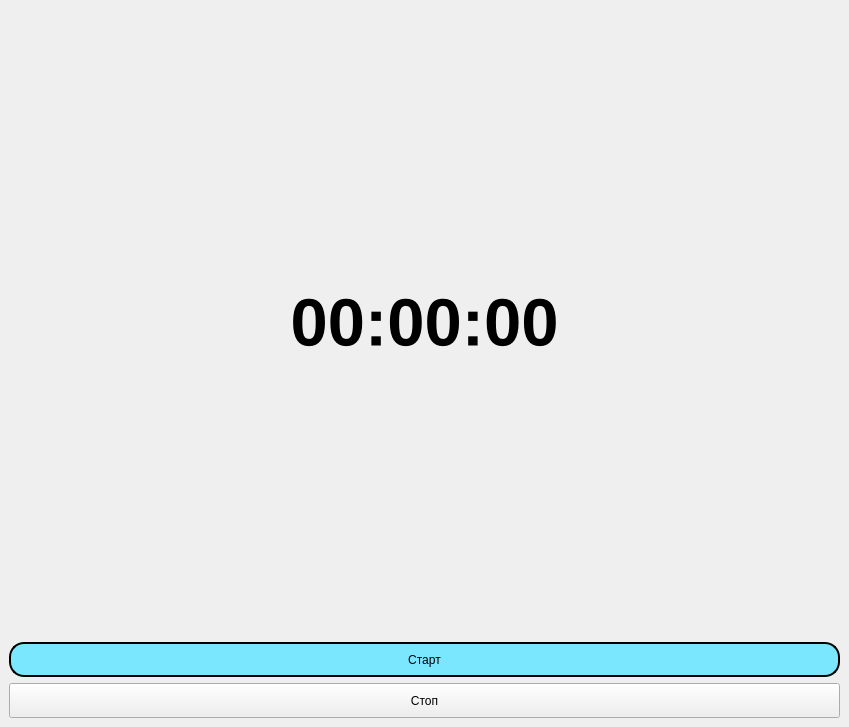
This is mainwindow.ui in NoTimeToPeace/timer as Qt 5 draws it before an edit. The edited form follows.
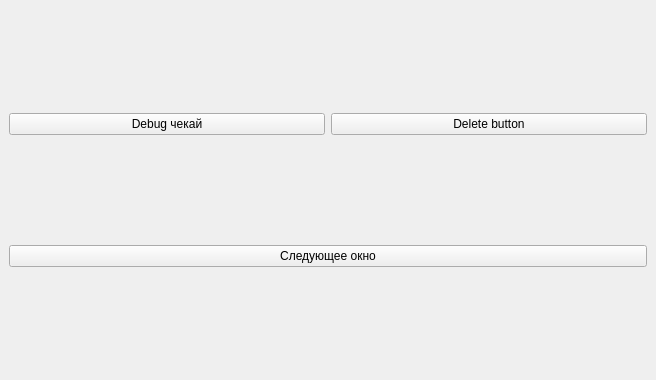
This is the edited form.

```diff
--- a/mainwindow.ui
+++ b/mainwindow.ui
@@ -6,88 +6,35 @@
    <rect>
     <x>0</x>
     <y>0</y>
-    <width>849</width>
-    <height>727</height>
+    <width>656</width>
+    <height>380</height>
    </rect>
   </property>
   <property name="windowTitle">
    <string>MainWindow</string>
   </property>
   <widget class="QWidget" name="centralwidget">
-   <layout class="QGridLayout" name="gridLayout">
-    <item row="0" column="0">
-     <layout class="QVBoxLayout" name="verticalLayout" stretch="90,5,5">
-      <item>
-       <widget class="QLabel" name="label">
-        <property name="sizePolicy">
-         <sizepolicy hsizetype="Ignored" vsizetype="Ignored">
-          <horstretch>0</horstretch>
-          <verstretch>0</verstretch>
-         </sizepolicy>
-        </property>
-        <property name="font">
-         <font>
-          <pointsize>50</pointsize>
-          <weight>75</weight>
-          <bold>true</bold>
-         </font>
-        </property>
+   <layout class="QGridLayout" name="gridLayout_3">
+    <item row="1" column="0">
+     <widget class="QPushButton" name="first">
         <property name="text">
-         <string>00:00:00</string>
-        </property>
-        <property name="alignment">
-         <set>Qt::AlignCenter</set>
-        </property>
-       </widget>
-      </item>
-      <item>
-       <widget class="QPushButton" name="start">
-        <property name="sizePolicy">
-         <sizepolicy hsizetype="Ignored" vsizetype="Ignored">
-          <horstretch>0</horstretch>
-          <verstretch>0</verstretch>
-         </sizepolicy>
-        </property>
-        <property name="styleSheet">
-         <string notr="true">QPushButton {
-background-color: rgb(123, 231, 255);
-border: 2px solid #000000;
-border-radius: 15px;
-}
-QPushButton:hover {
-background-color: rgb(20, 160, 150);
-border: 2px solid #000000;
-border-radius: 15px;
-}
-
-QPushButton:pressed {
-background-color: rgb(10, 10, 10);
-border: 2px solid #000000;
-border-radius: 15px;
-}
-
-
-</string>
-        </property>
+       <string>Debug чекай</string>
+      </property>
+     </widget>
+    </item>
+    <item row="1" column="1">
+     <widget class="QPushButton" name="second">
         <property name="text">
-         <string>Старт</string>
+       <string>Delete button</string>
         </property>
        </widget>
       </item>
-      <item>
-       <widget class="QPushButton" name="stop">
-        <property name="sizePolicy">
-         <sizepolicy hsizetype="Ignored" vsizetype="Ignored">
-          <horstretch>0</horstretch>
-          <verstretch>0</verstretch>
-         </sizepolicy>
-        </property>
+    <item row="2" column="0" colspan="2">
+     <widget class="QPushButton" name="nextwindow">
         <property name="text">
-         <string>Стоп</string>
-        </property>
-       </widget>
-      </item>
-     </layout>
+       <string>Следующее окно</string>
+      </property>
+     </widget>
     </item>
    </layout>
   </widget>
```
Lines whose indentation alone changed are shown as unchanged.
